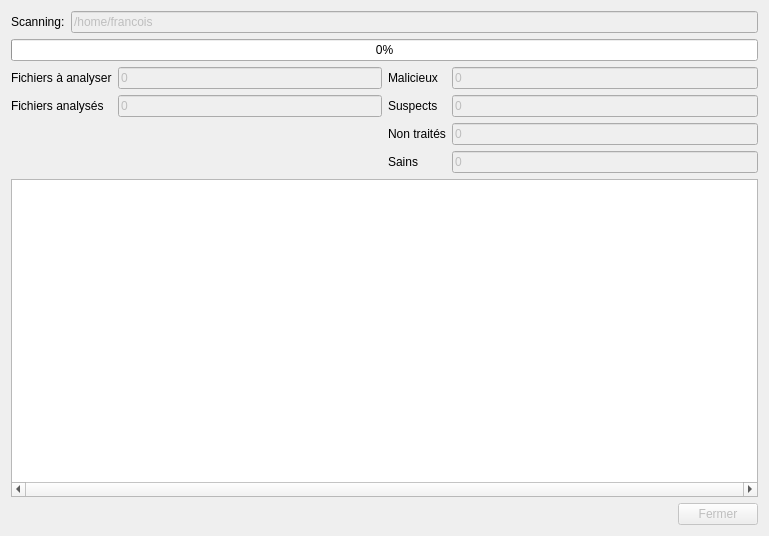
armadito/armadito-av, file gui/qt/ui/scanwidget.ui: the form before one commit.
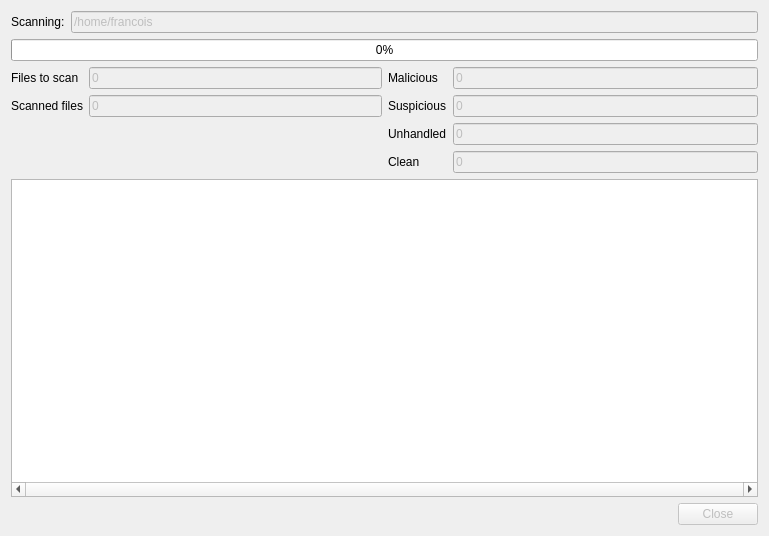
The form after the commit.

Commit message: adding i18n to Qt gui

The edit to the form file:
```diff
--- a/gui/qt/ui/scanwidget.ui
+++ b/gui/qt/ui/scanwidget.ui
@@ -79,7 +79,7 @@
          <item row="1" column="0">
           <widget class="QLabel" name="label_6">
            <property name="text">
-            <string>Fichiers analysés</string>
+            <string>Scanned files</string>
            </property>
           </widget>
          </item>
@@ -99,7 +99,7 @@
          <item row="0" column="0">
           <widget class="QLabel" name="label_2">
            <property name="text">
-            <string>Fichiers à analyser</string>
+            <string>Files to scan</string>
            </property>
           </widget>
          </item>
@@ -107,10 +107,13 @@
        </item>
        <item>
         <layout class="QFormLayout" name="formLayout_2">
+         <property name="fieldGrowthPolicy">
+          <enum>QFormLayout::AllNonFixedFieldsGrow</enum>
+         </property>
          <item row="0" column="0">
           <widget class="QLabel" name="label_3">
            <property name="text">
-            <string>Malicieux</string>
+            <string>Malicious</string>
            </property>
           </widget>
          </item>
@@ -130,7 +133,7 @@
          <item row="1" column="0">
           <widget class="QLabel" name="label_7">
            <property name="text">
-            <string>Suspects</string>
+            <string>Suspicious</string>
            </property>
           </widget>
          </item>
@@ -150,7 +153,7 @@
          <item row="2" column="0">
           <widget class="QLabel" name="label_8">
            <property name="text">
-            <string>Non traités</string>
+            <string>Unhandled</string>
            </property>
           </widget>
          </item>
@@ -170,7 +173,7 @@
          <item row="3" column="0">
           <widget class="QLabel" name="label_9">
            <property name="text">
-            <string>Sains</string>
+            <string>Clean</string>
            </property>
           </widget>
          </item>
@@ -252,7 +255,7 @@
           <bool>false</bool>
          </property>
          <property name="text">
-          <string>Fermer</string>
+          <string>Close</string>
          </property>
         </widget>
        </item>
```
Left out of the diff: 24 changed lines with no effect on the pictures. The commit also changes 6 other files.
